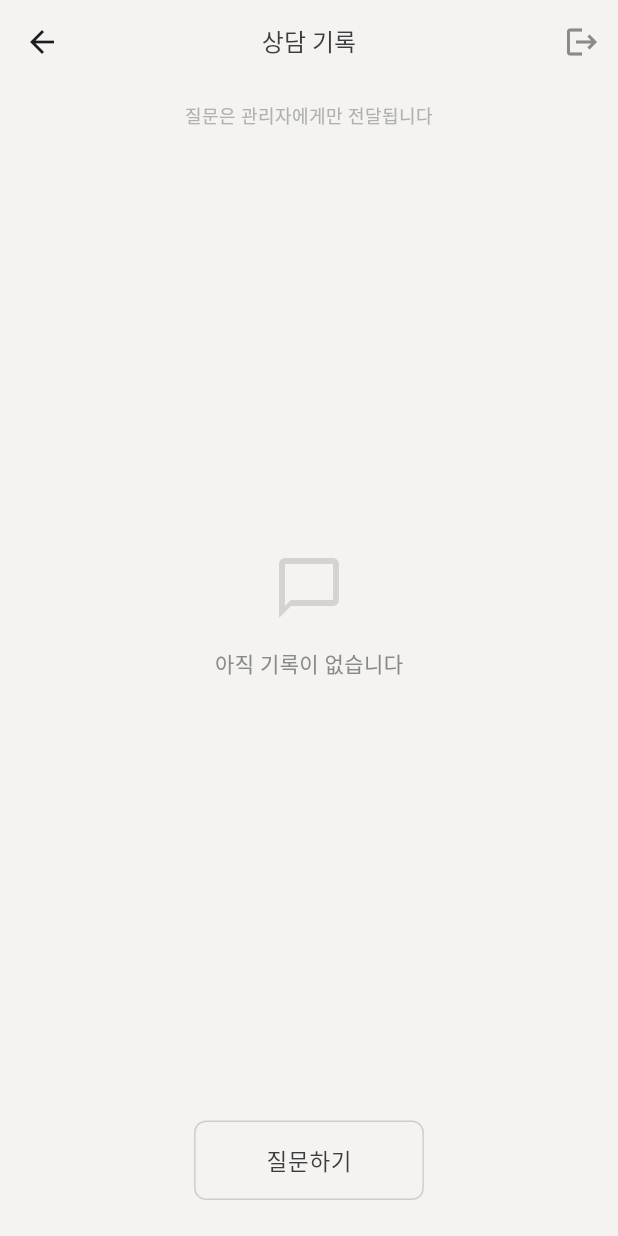
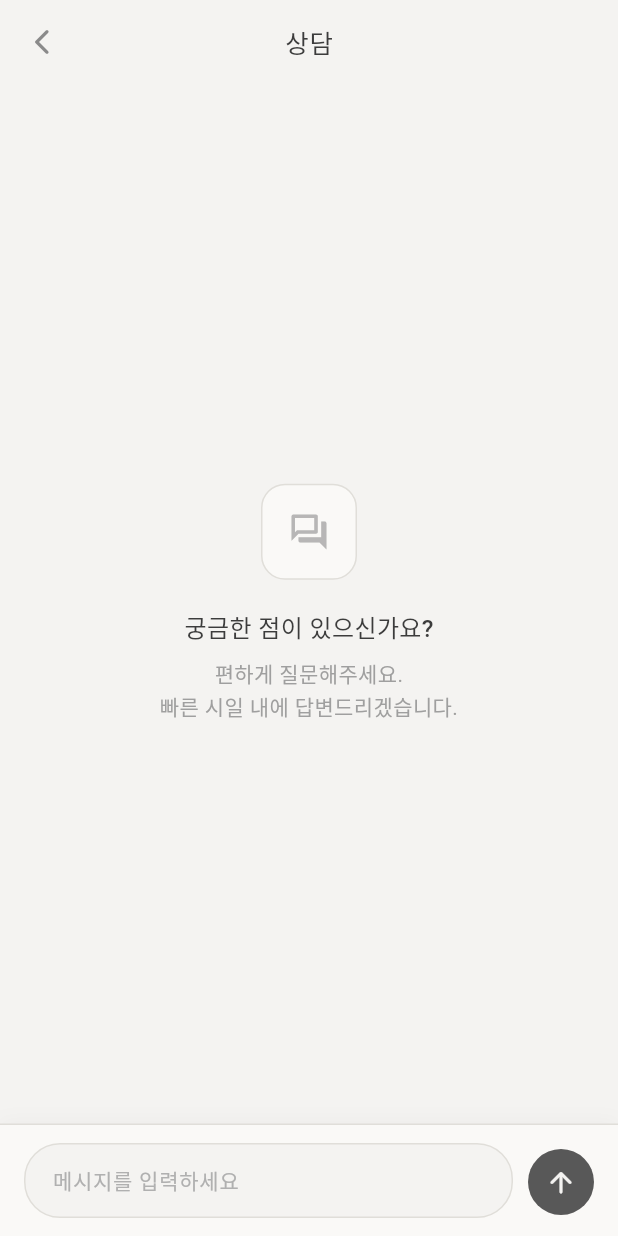
Before and after one commit to seungjae-s-work-space/medical_QnA, a Flutter app: the screen it shows once a user with an empty profile is signed in, after a tap on "채팅하기", on a phone screen of 412 x 824 dp. Run offline on Flutter 3.47's test engine with Material 3 defaults, Android fonts, the phone set to English and light mode, and no system bars; our stand-ins replace cached_network_image, cloud_firestore, firebase_auth, firebase_core, firebase_messaging, firebase_storage and 1 more; accounts and stored records are empty; network calls fail.

Commit message:
style: Flutter 앱 UI 개선
- 로그인 화면 타이틀을 '난임&상담톡'으로 변경
- 채팅 화면 디자인 개선
- 메시지 말풍선 동적 크기 조정 (IntrinsicWidth)
- 날짜 구분선 디자인 개선

```diff
--- a/medical_qa_app/lib/screens/auth/login_screen.dart
+++ b/medical_qa_app/lib/screens/auth/login_screen.dart
@@ -75,25 +75,27 @@ class _LoginScreenState extends State<LoginScreen> {
 
                   // 타이틀
                   Text(
-                    '의료 Q&A',
+                    '난임&상담톡',
                     textAlign: TextAlign.center,
                     style: TextStyle(
-                      fontSize: 28,
-                      fontWeight: FontWeight.w300,
+                      fontSize: 26,
+                      fontWeight: FontWeight.w600,
                       color: AppColors.textPrimary,
-                      letterSpacing: 2,
+                      letterSpacing: 1,
                     ),
                   ),
-                  const SizedBox(height: 12),
+                  const SizedBox(height: 16),
 
                   // 서브 타이틀
                   Text(
-                    _isLogin ? '로그인하여 시작하세요' : '새 계정을 만들어주세요',
+                    _isLogin
+                        ? '난임시술, 이제 혼자 고민하지 마세요'
+                        : '새 계정을 만들어주세요',
                     textAlign: TextAlign.center,
                     style: TextStyle(
                       fontSize: 14,
                       color: AppColors.textSecondary,
-                      letterSpacing: 0.5,
+                      height: 1.5,
                     ),
                   ),
                   const SizedBox(height: 60),
--- a/medical_qa_app/lib/screens/user/chat_screen.dart
+++ b/medical_qa_app/lib/screens/user/chat_screen.dart
@@ -17,7 +17,9 @@ class ChatScreen extends StatefulWidget {
 class _ChatScreenState extends State<ChatScreen> {
   final _messageController = TextEditingController();
   final _firestoreService = FirestoreService();
+  final _scrollController = ScrollController();
   String? _conversationId;
+  bool _isSending = false;
 
   @override
   void initState() {
@@ -39,6 +41,9 @@ class _ChatScreenState extends State<ChatScreen> {
   Future<void> _sendMessage() async {
     if (_messageController.text.trim().isEmpty) return;
     if (_conversationId == null) return;
+    if (_isSending) return;
+
+    setState(() => _isSending = true);
 
     await _firestoreService.sendMessage(
       conversationId: _conversationId!,
@@ -46,9 +51,9 @@ class _ChatScreenState extends State<ChatScreen> {
     );
 
     _messageController.clear();
+    setState(() => _isSending = false);
   }
 
-  /// 메시지를 날짜별로 그룹화하여 DateDivider와 함께 렌더링
   List<Widget> _buildMessagesWithDateDividers(List<MessageModel> messages, String currentUserId) {
     final List<Widget> widgets = [];
     DateTime? lastDate;
@@ -57,7 +62,6 @@ class _ChatScreenState extends State<ChatScreen> {
       final message = messages[i];
       final messageDate = message.createdAt;
 
-      // 날짜가 바뀌면 DateDivider 추가
       if (lastDate == null ||
           lastDate.year != messageDate.year ||
           lastDate.month != messageDate.month ||
@@ -66,7 +70,6 @@ class _ChatScreenState extends State<ChatScreen> {
         lastDate = messageDate;
       }
 
-      // 메시지 레코드 추가
       widgets.add(MessageRecord(
         message: message,
         isUser: message.isMine(currentUserId),
@@ -74,77 +77,6 @@ class _ChatScreenState extends State<ChatScreen> {
     }
 
     return widgets;
-  }
-
-  void _showQuestionDialog() {
-    showModalBottomSheet(
-      context: context,
-      isScrollControlled: true,
-      backgroundColor: AppColors.background,
-      shape: const RoundedRectangleBorder(
-        borderRadius: BorderRadius.vertical(top: Radius.circular(20)),
-      ),
-      builder: (context) => Padding(
-        padding: EdgeInsets.only(
-          bottom: MediaQuery.of(context).viewInsets.bottom,
-          left: 20,
-          right: 20,
-          top: 20,
-        ),
-        child: Column(
-          mainAxisSize: MainAxisSize.min,
-          crossAxisAlignment: CrossAxisAlignment.stretch,
-          children: [
-            const Text(
-              '질문하기',
-              style: TextStyle(
-                fontSize: 18,
-                fontWeight: FontWeight.w600,
-                color: AppColors.textPrimary,
-              ),
-              textAlign: TextAlign.center,
-            ),
-            const SizedBox(height: 20),
-            TextField(
-              controller: _messageController,
-              maxLines: 5,
-              style: const TextStyle(
-                fontSize: 15,
-                height: 1.6,
-                color: AppColors.textPrimary,
-              ),
-              decoration: InputDecoration(
-                hintText: '질문 내용을 입력하세요',
-                hintStyle: const TextStyle(
-                  color: AppColors.textSecondary,
-                ),
-                filled: true,
-                fillColor: AppColors.backgroundAlt,
-                border: OutlineInputBorder(
-                  borderRadius: BorderRadius.circular(8),
-                  borderSide: BorderSide.none,
-                ),
-              ),
-            ),
-            const SizedBox(height: 16),
-            ElevatedButton(
-              onPressed: () {
-                _sendMessage();
-                Navigator.pop(context);
-              },
-              style: ElevatedButton.styleFrom(
-                backgroundColor: AppColors.adminMessage,
-                foregroundColor: AppColors.textPrimary,
-                elevation: 0,
-                padding: const EdgeInsets.symmetric(vertical: 14),
-              ),
-              child: const Text('전송'),
-            ),
-            const SizedBox(height: 20),
-          ],
-        ),
-      ),
-    );
   }
 
   @override
@@ -163,38 +95,28 @@ class _ChatScreenState extends State<ChatScreen> {
       appBar: AppBar(
         backgroundColor: AppColors.background,
         elevation: 0,
+        scrolledUnderElevation: 0,
+        leading: IconButton(
+          icon: const Icon(
+            Icons.arrow_back_ios_new_rounded,
+            color: AppColors.textSecondary,
+            size: 20,
+          ),
+          onPressed: () => Navigator.pop(context),
+        ),
         title: const Text(
-          '상담 기록',
+          '상담',
           style: TextStyle(
             color: AppColors.textPrimary,
-            fontSize: 16,
+            fontSize: 17,
             fontWeight: FontWeight.w500,
+            letterSpacing: 0.5,
           ),
         ),
         centerTitle: true,
-        actions: [
-          IconButton(
-            icon: const Icon(Icons.logout, color: AppColors.textSecondary),
-            onPressed: () => authProvider.signOut(),
-          ),
-        ],
       ),
       body: Column(
         children: [
-          // 안심 문구
-          Container(
-            padding: const EdgeInsets.symmetric(vertical: 12),
-            child: const Text(
-              '질문은 관리자에게만 전달됩니다',
-              style: TextStyle(
-                fontSize: 12,
-                color: AppColors.textTertiary,
-                letterSpacing: 0.3,
-              ),
-              textAlign: TextAlign.center,
-            ),
-          ),
-
           // 메시지 목록
           Expanded(
             child: StreamBuilder<List<MessageModel>>(
@@ -206,23 +128,49 @@ class _ChatScreenState extends State<ChatScreen> {
 
                 if (!snapshot.hasData || snapshot.data!.isEmpty) {
                   return Center(
+                    child: Padding(
+                      padding: const EdgeInsets.all(32),
                       child: Column(
                         mainAxisAlignment: MainAxisAlignment.center,
                         children: [
-                        Icon(
-                          Icons.chat_bubble_outline,
-                          size: 48,
-                          color: AppColors.textSecondary.withValues(alpha: 0.3),
+                          Container(
+                            width: 64,
+                            height: 64,
+                            decoration: BoxDecoration(
+                              color: AppColors.inputBackground,
+                              borderRadius: BorderRadius.circular(16),
+                              border: Border.all(
+                                color: AppColors.divider,
+                                width: 1,
                               ),
-                        const SizedBox(height: 16),
+                            ),
+                            child: Icon(
+                              Icons.forum_outlined,
+                              size: 28,
+                              color: AppColors.textSecondary.withValues(alpha: 0.6),
+                            ),
+                          ),
+                          const SizedBox(height: 20),
                           const Text(
-                          '아직 기록이 없습니다',
+                            '궁금한 점이 있으신가요?',
+                            style: TextStyle(
+                              fontSize: 16,
+                              fontWeight: FontWeight.w500,
+                              color: AppColors.textPrimary,
+                            ),
+                          ),
+                          const SizedBox(height: 8),
+                          Text(
+                            '편하게 질문해주세요.\n빠른 시일 내에 답변드리겠습니다.',
+                            textAlign: TextAlign.center,
                             style: TextStyle(
                               fontSize: 14,
-                            color: AppColors.textSecondary,
+                              color: AppColors.textSecondary.withValues(alpha: 0.8),
+                              height: 1.5,
                             ),
                           ),
                         ],
+                      ),
                     ),
                   );
                 }
@@ -234,8 +182,9 @@ class _ChatScreenState extends State<ChatScreen> {
                 );
 
                 return ListView.builder(
+                  controller: _scrollController,
                   reverse: true,
-                  padding: const EdgeInsets.symmetric(horizontal: 16),
+                  padding: const EdgeInsets.symmetric(horizontal: 16, vertical: 8),
                   itemCount: widgets.length,
                   itemBuilder: (context, index) => widgets[index],
                 );
@@ -243,30 +192,96 @@ class _ChatScreenState extends State<ChatScreen> {
             ),
           ),
 
-          // 질문하기 버튼
+          // 입력 영역
           Container(
-            padding: const EdgeInsets.all(24),
-            child: OutlinedButton(
-              onPressed: _showQuestionDialog,
-              style: OutlinedButton.styleFrom(
-                foregroundColor: AppColors.textPrimary,
-                side: const BorderSide(
-                  color: AppColors.buttonBorder,
+            padding: EdgeInsets.only(
+              left: 16,
+              right: 16,
+              top: 12,
+              bottom: MediaQuery.of(context).padding.bottom + 12,
+            ),
+            decoration: BoxDecoration(
+              color: AppColors.inputBackground,
+              border: const Border(
+                top: BorderSide(color: AppColors.divider, width: 1),
+              ),
+              boxShadow: [
+                BoxShadow(
+                  color: Colors.black.withValues(alpha: 0.03),
+                  blurRadius: 10,
+                  offset: const Offset(0, -2),
+                ),
+              ],
+            ),
+            child: Row(
+              crossAxisAlignment: CrossAxisAlignment.end,
+              children: [
+                Expanded(
+                  child: Container(
+                    decoration: BoxDecoration(
+                      color: AppColors.background,
+                      borderRadius: BorderRadius.circular(24),
+                      border: Border.all(
+                        color: AppColors.divider,
                         width: 1,
                       ),
-                padding: const EdgeInsets.symmetric(vertical: 16, horizontal: 48),
-                shape: RoundedRectangleBorder(
-                  borderRadius: BorderRadius.circular(8),
+                    ),
+                    child: TextField(
+                      controller: _messageController,
+                      maxLines: 4,
+                      minLines: 1,
+                      style: const TextStyle(
+                        fontSize: 15,
+                        color: AppColors.textPrimary,
+                        height: 1.4,
+                      ),
+                      decoration: const InputDecoration(
+                        hintText: '메시지를 입력하세요',
+                        hintStyle: TextStyle(
+                          color: AppColors.textTertiary,
+                          fontSize: 14,
+                        ),
+                        contentPadding: EdgeInsets.symmetric(
+                          horizontal: 18,
+                          vertical: 12,
+                        ),
+                        border: InputBorder.none,
+                      ),
+                      textInputAction: TextInputAction.send,
+                      onSubmitted: (_) => _sendMessage(),
                     ),
                   ),
-              child: const Text(
-                '질문하기',
-                style: TextStyle(
-                  fontSize: 15,
-                  fontWeight: FontWeight.w400,
-                  letterSpacing: 0.5,
+                ),
+                const SizedBox(width: 10),
+                Container(
+                  width: 44,
+                  height: 44,
+                  margin: const EdgeInsets.only(bottom: 2),
+                  decoration: BoxDecoration(
+                    color: _isSending
+                        ? AppColors.divider
+                        : AppColors.textPrimary.withValues(alpha: 0.85),
+                    borderRadius: BorderRadius.circular(22),
+                  ),
+                  child: IconButton(
+                    onPressed: _isSending ? null : _sendMessage,
+                    icon: _isSending
+                        ? const SizedBox(
+                            width: 18,
+                            height: 18,
+                            child: CircularProgressIndicator(
+                              strokeWidth: 2,
+                              color: AppColors.background,
+                            ),
+                          )
+                        : const Icon(
+                            Icons.arrow_upward_rounded,
+                            color: AppColors.background,
+                            size: 22,
                           ),
                   ),
+                ),
+              ],
             ),
           ),
         ],
@@ -277,6 +292,7 @@ class _ChatScreenState extends State<ChatScreen> {
   @override
   void dispose() {
     _messageController.dispose();
+    _scrollController.dispose();
     super.dispose();
   }
 }
```
Also changed, not shown: medical_qa_app/lib/widgets/date_divider.dart (+43 -13 lines), medical_qa_app/lib/widgets/message_record.dart (+62 -42 lines). Lines whose indentation alone changed are shown as unchanged.
